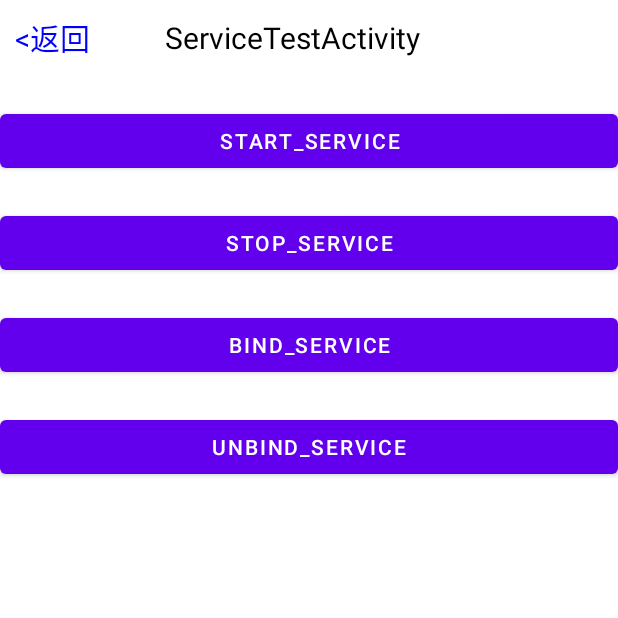
After one commit to L-shopkeeper/LearningDemo, an Android app: the ServiceTestActivity screen opened directly, with no data from a screen before it, on a phone screen of 412 x 824 dp, the top half of it. The commit adds this screen. Run offline under Robolectric (Android 15) with nearby library versions, the phone set to English and light mode, and no system bars.

```diff
--- /dev/null
+++ b/app/src/main/java/com/example/jingyidemo/servicetest/ServiceTestActivity.java
@@ -0,0 +1,85 @@
+package com.example.jingyidemo.servicetest;
+
+import androidx.appcompat.app.AppCompatActivity;
+
+import android.content.ComponentName;
+import android.content.Intent;
+import android.content.ServiceConnection;
+import android.os.Bundle;
+import android.os.IBinder;
+import android.view.View;
+import android.widget.Button;
+import android.widget.TextView;
+
+import com.example.jingyidemo.R;
+
+public class ServiceTestActivity extends AppCompatActivity implements View.OnClickListener {
+
+    private TextView backTv;
+    private Button startServiceBtn;
+    private Button stopServiceBtn;
+    private Button bindServiceBtn;
+    private Button unbindServiceBtn;
+
+    private MyService.DownloadBinder downloadBinder;
+
+    private ServiceConnection connection = new ServiceConnection() {
+        @Override
+        public void onServiceConnected(ComponentName name, IBinder service) {
+            downloadBinder = (MyService.DownloadBinder) service;
+            downloadBinder.startDownload();
+            downloadBinder.getProgress();
+        }
+
+        @Override
+        public void onServiceDisconnected(ComponentName name) {
+        }
+    };
+
+    @Override
+    protected void onCreate(Bundle savedInstanceState) {
+        super.onCreate(savedInstanceState);
+        setContentView(R.layout.activity_service_test);
+
+        findView();
+        initListener();
+    }
+
+    private void findView() {
+        backTv = findViewById(R.id.act_service_test_back_tv);
+        startServiceBtn = findViewById(R.id.start_service_btn);
+        stopServiceBtn = findViewById(R.id.stop_service_btn);
+        bindServiceBtn = findViewById(R.id.bind_service_btn);
+        unbindServiceBtn = findViewById(R.id.unbind_service_btn);
+    }
+
+
+    private void initListener() {
+        backTv.setOnClickListener(this);
+        startServiceBtn.setOnClickListener(this);
+        stopServiceBtn.setOnClickListener(this);
+        bindServiceBtn.setOnClickListener(this);
+        unbindServiceBtn.setOnClickListener(this);
+    }
+
+
+    @Override
+    public void onClick(View v) {
+        if (v == backTv) {
+            finish();
+        } else if (v == startServiceBtn) {
+            Intent intent = new Intent(this, MyService.class);
+            startService(intent);
+        } else if (v == stopServiceBtn) {
+            Intent intent = new Intent(this, MyService.class);
+            stopService(intent);
+        } else if (v == bindServiceBtn) {
+            Intent bindIntent = new Intent(this, MyService.class);
+            //BIND_AUTO_CREATE:表示在活动和服务进行绑定后自动创建服务
+            //执行完这个后MyService才onCreat,但onstartCommand不会执行，需要等startService。
+            bindService(bindIntent, connection, BIND_AUTO_CREATE);
+        } else if (v == unbindServiceBtn) {
+            unbindService(connection);
+        }
+    }
+}
--- /dev/null
+++ b/app/src/main/res/layout/activity_service_test.xml
@@ -0,0 +1,75 @@
+<?xml version="1.0" encoding="utf-8"?>
+<androidx.constraintlayout.widget.ConstraintLayout xmlns:android="http://schemas.android.com/apk/res/android"
+    xmlns:app="http://schemas.android.com/apk/res-auto"
+    xmlns:tools="http://schemas.android.com/tools"
+    android:layout_width="match_parent"
+    android:layout_height="match_parent"
+    tools:context=".servicetest.ServiceTestActivity">
+
+    <LinearLayout
+        android:id="@+id/act_service_test_title_ll"
+        android:layout_width="match_parent"
+        android:layout_height="wrap_content"
+        app:layout_constraintStart_toStartOf="parent"
+        app:layout_constraintTop_toTopOf="parent"
+        app:layout_constraintEnd_toEndOf="parent">
+
+        <TextView
+            android:id="@+id/act_service_test_back_tv"
+            android:layout_width="wrap_content"
+            android:layout_height="wrap_content"
+            android:layout_gravity="center_vertical"
+            android:padding="10dp"
+            android:textSize="20dp"
+            android:textColor="#0000ff"
+            android:text="@string/activity_back"/>
+
+        <TextView
+            android:layout_width="wrap_content"
+            android:layout_height="wrap_content"
+            android:layout_gravity="center_vertical"
+            android:layout_marginLeft="40dp"
+            android:textColor="@color/black"
+            android:textSize="20dp"
+            android:text="ServiceTestActivity"/>
+
+    </LinearLayout>
+
+    <Button
+        android:id="@+id/start_service_btn"
+        android:layout_width="match_parent"
+        android:layout_height="wrap_content"
+        android:layout_marginTop="20dp"
+        android:text="start_service"
+        app:layout_constraintStart_toStartOf="parent"
+        app:layout_constraintTop_toBottomOf="@id/act_service_test_title_ll"/>
+
+
+    <Button
+        android:id="@+id/stop_service_btn"
+        android:layout_width="match_parent"
+        android:layout_height="wrap_content"
+        android:layout_marginTop="20dp"
+        android:text="stop_service"
+        app:layout_constraintStart_toStartOf="parent"
+        app:layout_constraintTop_toBottomOf="@id/start_service_btn"/>
+
+    <Button
+        android:id="@+id/bind_service_btn"
+        android:layout_width="match_parent"
+        android:layout_height="wrap_content"
+        android:layout_marginTop="20dp"
+        android:text="bind_service"
+        app:layout_constraintStart_toStartOf="parent"
+        app:layout_constraintTop_toBottomOf="@id/stop_service_btn"/>
+
+    <Button
+        android:id="@+id/unbind_service_btn"
+        android:layout_width="match_parent"
+        android:layout_height="wrap_content"
+        android:layout_marginTop="20dp"
+        android:text="unbind_service"
+        app:layout_constraintStart_toStartOf="parent"
+        app:layout_constraintTop_toBottomOf="@id/bind_service_btn"/>
+
+</androidx.constraintlayout.widget.ConstraintLayout>
```
Also changed, not shown: app/src/main/AndroidManifest.xml (+25 -3 lines), app/src/main/java/com/example/jingyidemo/MainActivity.java (+9 -0 lines), app/src/main/java/com/example/jingyidemo/broadcasttest/BootCompleteReceiver.java (added, +16 -0 lines), app/src/main/java/com/example/jingyidemo/broadcasttest/BroadcastTestActivity.java (added, +58 -0 lines), app/src/main/java/com/example/jingyidemo/servicetest/MyService.java (added, +64 -0 lines), app/src/main/java/com/example/jingyidemo/sortalgorithm/SortAlgorithmActivity.java (+77 -3 lines), app/src/main/java/com/example/jingyidemo/utils/JumpUtils.java (+12 -0 lines), app/src/main/res/layout/activity_broadcast_test.xml (added, +9 -0 lines), app/src/main/res/layout/activity_main.xml (+25 -0 lines).
